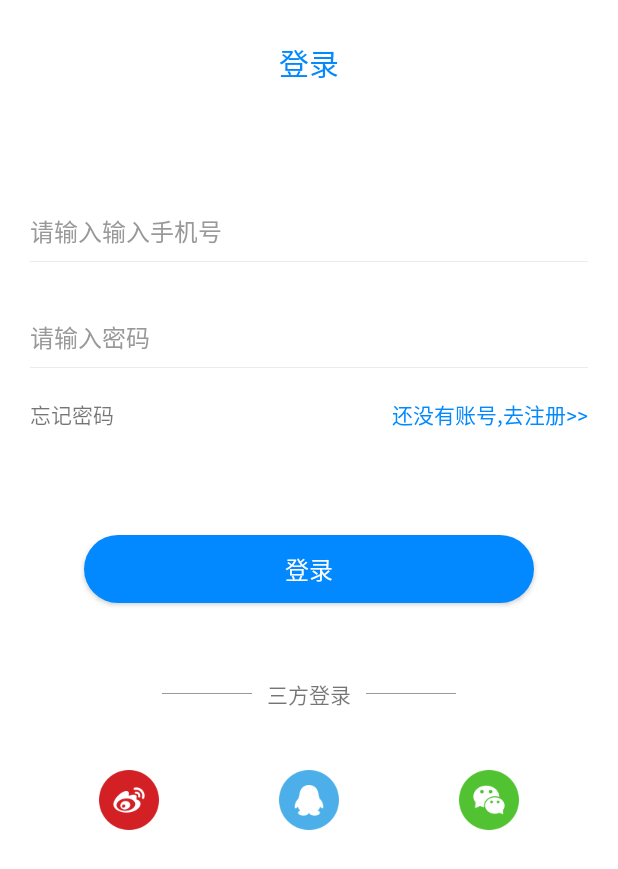
After one commit to zhuzilyy/shine, an Android app: the layout activity_login.xml on its own in the app's theme, with its tools: preview values and no code run, on a phone screen of 412 x 824 dp. The commit adds this screen. Shown: the top 869 px of the screen. Run offline under Robolectric (Android 15) with nearby library versions, the phone set to English and light mode, and no system bars; Roboto replaces fonts that are not available here.

Commit message:
2018/3/29loginActivity布局

```diff
--- a/app/src/main/AndroidManifest.xml
+++ b/app/src/main/AndroidManifest.xml
@@ -12,6 +12,12 @@
         android:supportsRtl="true"
         android:theme="@style/AppTheme">
         <activity android:name=".MainActivity">
+
+
+        </activity>
+        <activity
+            android:screenOrientation="portrait"
+            android:name=".ui.account.activity.LoginActivity">
             <intent-filter>
                 <action android:name="android.intent.action.MAIN" />
 
--- a/app/src/main/java/com/qianyi/shine/fragment/CareerFragment.java
+++ b/app/src/main/java/com/qianyi/shine/fragment/CareerFragment.java
@@ -25,7 +25,6 @@ public class CareerFragment extends BaseFragment {
 
 
     }
-
     @Override
     protected void initData() {
 
--- a/app/src/main/java/com/qianyi/shine/fragment/HomeFragment.java
+++ b/app/src/main/java/com/qianyi/shine/fragment/HomeFragment.java
@@ -54,7 +54,6 @@ class Request extends Thread {
         mCallBack = callBack;
         mHandler = new Handler(Looper.getMainLooper());
     }
-
     @Override
     public void run() {
         try {Thread.sleep(500);} catch (InterruptedException e) {}
@@ -208,6 +207,7 @@ public class HomeFragment extends BaseFragment {
                 Toast.makeText(getActivity(), "网络错误", Toast.LENGTH_LONG).show();
                 mAdapter.setEnableLoadMore(true);
                 mSwipeRefreshLayout.setRefreshing(false);
+                mAdapter.notifyDataSetChanged();
             }
         }).start();
     }
--- /dev/null
+++ b/app/src/main/java/com/qianyi/shine/ui/account/view/ClearEditText.java
@@ -0,0 +1,238 @@
+package com.qianyi.shine.ui.account.view;
+
+import android.annotation.SuppressLint;
+import android.content.Context;
+import android.graphics.drawable.Drawable;
+import android.text.Editable;
+import android.text.TextWatcher;
+import android.util.AttributeSet;
+import android.view.MotionEvent;
+import android.view.View;
+import android.view.View.OnFocusChangeListener;
+import android.view.animation.Animation;
+import android.view.animation.CycleInterpolator;
+import android.view.animation.TranslateAnimation;
+import android.widget.EditText;
+
+import com.qianyi.shine.R;
+
+
+/**
+ * ============================================================
+ * <p>
+ * 版 权 ： 沈阳夜鱼科技有限公司
+ * <p>
+ * 作 者 ： Ywp
+ * <p>
+ * 版 本 ： 2.0
+ * <p>
+ * 创建日期 ：2017.07.13 10:22
+ * <p>
+ * 描 述 ：
+ *      仿ios自定义删除按钮
+ *
+ * 修订历史 ：
+ * <p>
+ * ============================================================
+ **/
+@SuppressLint("AppCompatCustomView")
+public class ClearEditText extends EditText implements OnFocusChangeListener, TextWatcher {
+    /**
+     *
+     * 删除按钮的引用
+     */
+
+    private Drawable mClearDrawable;
+
+    /**
+     *
+     * 控件是否有焦点
+     */
+
+    private boolean hasFoucs;
+
+    public ClearEditText(Context context) {
+
+        this(context, null);
+
+    }
+
+    public ClearEditText(Context context, AttributeSet attrs) {
+
+        // 这里构造方法也很重要，不加这个很多属性不能再XML里面定义
+
+        this(context, attrs, android.R.attr.editTextStyle);
+
+    }
+
+    public ClearEditText(Context context, AttributeSet attrs, int defStyle) {
+
+        super(context, attrs, defStyle);
+
+        init();
+
+    }
+
+    private void init() {
+
+        // 获取EditText的DrawableRight,假如没有设置我们就使用默认的图片
+
+        mClearDrawable = getCompoundDrawables()[2];
+
+        if (mClearDrawable == null) {
+
+            // throw new
+            // NullPointerException("You can add drawableRight attribute in XML");
+
+            mClearDrawable = getResources().getDrawable(
+                    R.mipmap.img_login_selected_deleted);
+
+        }
+
+        mClearDrawable.setBounds(0, 0, mClearDrawable.getIntrinsicWidth(),
+                mClearDrawable.getIntrinsicHeight());
+
+        // 默认设置隐藏图标
+
+        setClearIconVisible(false);
+
+        // 设置焦点改变的监听
+
+        setOnFocusChangeListener(this);
+
+        // 设置输入框里面内容发生改变的监听
+
+        addTextChangedListener(this);
+
+    }
+
+    /**
+     *
+     * 因为我们不能直接给EditText设置点击事件，所以我们用记住我们按下的位置来模拟点击事件
+     *
+     * 当我们按下的位置 在 EditText的宽度 - 图标到控件右边的间距 - 图标的宽度 和
+     *
+     * EditText的宽度 - 图标到控件右边的间距之间我们就算点击了图标，竖直方向就没有考虑
+     */
+
+    @Override
+    public boolean onTouchEvent(MotionEvent event) {
+
+        if (event.getAction() == MotionEvent.ACTION_UP) {
+
+            if (getCompoundDrawables()[2] != null) {
+
+                boolean touchable = event.getX() > (getWidth() - getTotalPaddingRight())
+
+                        && (event.getX() < ((getWidth() - getPaddingRight())));
+
+                if (touchable) {
+
+                    this.setText("");
+
+                }
+
+            }
+
+        }
+
+        return super.onTouchEvent(event);
+
+    }
+
+    /**
+     *
+     * 当ClearEditText焦点发生变化的时候，判断里面字符串长度设置清除图标的显示与隐藏
+     */
+
+    @Override
+    public void onFocusChange(View v, boolean hasFocus) {
+
+        this.hasFoucs = hasFocus;
+
+        if (hasFocus) {
+
+            setClearIconVisible(getText().length() > 0);
+
+        } else {
+
+            setClearIconVisible(false);
+
+        }
+
+    }
+
+    /**
+     *
+     * 设置清除图标的显示与隐藏，调用setCompoundDrawables为EditText绘制上去
+     *
+     * @param visible
+     */
+
+    public void setClearIconVisible(boolean visible) {
+
+        Drawable right = visible ? mClearDrawable : null;
+
+        setCompoundDrawables(getCompoundDrawables()[0], getCompoundDrawables()[1], right, getCompoundDrawables()[3]);
+
+    }
+
+    /**
+     *
+     * 当输入框里面内容发生变化的时候回调的方法
+     */
+
+    @Override
+    public void onTextChanged(CharSequence s, int start, int count, int after) {
+
+        if (hasFoucs) {
+
+            setClearIconVisible(s.length() > 0);
+
+        }
+
+    }
+
+    @Override
+    public void beforeTextChanged(CharSequence s, int start, int count, int after) {
+
+    }
+
+    @Override
+    public void afterTextChanged(Editable s) {
+
+    }
+
+    /**
+     *
+     * 设置晃动动画
+     */
+
+    public void setShakeAnimation() {
+
+        this.setAnimation(shakeAnimation(5));
+
+    }
+
+    /**
+     *
+     * 晃动动画
+     *
+     * @param counts
+     *            1秒钟晃动多少下
+     *
+     * @return
+     */
+
+    public static Animation shakeAnimation(int counts) {
+
+        Animation translateAnimation = new TranslateAnimation(0, 10, 0, 0);
+
+        translateAnimation.setInterpolator(new CycleInterpolator(counts));
+
+        translateAnimation.setDuration(1000);
+
+        return translateAnimation;
+
+    }
+}
--- /dev/null
+++ b/app/src/main/res/drawable/bg_login.xml
@@ -0,0 +1,5 @@
+<?xml version="1.0" encoding="utf-8"?>
+<shape xmlns:android="http://schemas.android.com/apk/res/android">
+    <corners android:radius="50dp"/>
+    <solid android:color="@color/main_blue"/>
+</shape>
--- /dev/null
+++ b/app/src/main/res/layout/activity_login.xml
@@ -0,0 +1,158 @@
+<?xml version="1.0" encoding="utf-8"?>
+<LinearLayout
+    android:focusable="true"
+    android:focusableInTouchMode="true"
+    android:background="#ffffff"
+    android:orientation="vertical"
+    xmlns:android="http://schemas.android.com/apk/res/android"
+    android:layout_width="match_parent"
+    android:layout_height="match_parent">
+    <LinearLayout
+        android:layout_marginTop="20dp"
+        android:gravity="center"
+        android:layout_width="match_parent"
+        android:layout_height="44dp">
+        <TextView
+            android:textColor="@color/main_blue"
+            android:textSize="20sp"
+            android:text="登录"
+            android:layout_width="wrap_content"
+            android:layout_height="wrap_content" />
+    </LinearLayout>
+    <com.qianyi.shine.ui.account.view.ClearEditText
+        android:maxLength="11"
+        android:singleLine="true"
+        android:layout_marginTop="70dp"
+        android:id="@+id/et_userName"
+        android:layout_width="match_parent"
+        android:layout_height="40dp"
+        android:hint="请输入输入手机号"
+        android:inputType="number"
+        android:textSize="16sp"
+        android:textColorHint="@color/gray"
+        android:background="@null"
+        android:textCursorDrawable="@null"
+        android:layout_marginLeft="20dp"
+        android:layout_marginRight="20dp"
+        />
+    <View
+        android:background="#ececec"
+        android:layout_marginRight="20dp"
+        android:layout_marginLeft="20dp"
+        android:layout_width="match_parent"
+        android:layout_height="0.5dp"/>
+    <!--密码-->
+    <com.qianyi.shine.ui.account.view.ClearEditText
+        android:singleLine="true"
+        android:layout_marginTop="30dp"
+        android:id="@+id/et_pwd"
+        android:layout_width="match_parent"
+        android:layout_height="40dp"
+        android:hint="请输入密码"
+        android:textSize="16sp"
+        android:textColorHint="@color/gray"
+        android:background="@null"
+        android:textCursorDrawable="@null"
+        android:layout_marginLeft="20dp"
+        android:layout_marginRight="20dp"
+        />
+    <View
+        android:background="#ececec"
+        android:layout_marginRight="20dp"
+        android:layout_marginLeft="20dp"
+        android:layout_width="match_parent"
+        android:layout_height="0.5dp"/>
+    <!--忘记密码-->
+    <RelativeLayout
+        android:layout_marginTop="20dp"
+        android:layout_marginRight="20dp"
+        android:layout_marginLeft="20dp"
+        android:layout_width="match_parent"
+        android:layout_height="wrap_content">
+        <TextView
+            android:textSize="14sp"
+            android:text="忘记密码"
+            android:layout_width="wrap_content"
+            android:layout_height="wrap_content" />
+        <TextView
+            android:textColor="@color/main_blue"
+            android:layout_alignParentRight="true"
+            android:textSize="14sp"
+            android:text="还没有账号,去注册>>"
+            android:layout_width="wrap_content"
+            android:layout_height="wrap_content" />
+    </RelativeLayout>
+
+    <Button
+        android:id="@+id/btn_login"
+        android:textSize="16sp"
+        android:textColor="#fff"
+        android:background="@drawable/bg_login"
+        android:layout_marginTop="70dp"
+        android:layout_gravity="center_horizontal"
+        android:text="登录"
+        android:layout_width="300dp"
+        android:layout_height="45dp" />
+    <!--三方登录-->
+    <RelativeLayout
+        android:layout_marginTop="50dp"
+        android:layout_width="match_parent"
+        android:layout_height="wrap_content">
+        <TextView
+            android:id="@+id/tv_thirdLogin"
+            android:layout_centerInParent="true"
+            android:textSize="14sp"
+            android:text="三方登录"
+            android:layout_width="wrap_content"
+            android:layout_height="wrap_content" />
+        <View
+            android:layout_marginRight="10dp"
+            android:background="@color/gray"
+            android:layout_centerVertical="true"
+            android:layout_toLeftOf="@+id/tv_thirdLogin"
+            android:layout_width="60dp"
+            android:layout_height="0.5dp"/>
+        <View
+            android:layout_marginLeft="10dp"
+            android:background="@color/gray"
+            android:layout_centerVertical="true"
+            android:layout_toRightOf="@+id/tv_thirdLogin"
+            android:layout_width="60dp"
+            android:layout_height="0.5dp"/>
+    </RelativeLayout>
+
+    <!--三方登录的logo-->
+    <RelativeLayout
+        android:layout_marginTop="40dp"
+        android:layout_width="match_parent"
+        android:layout_height="wrap_content">
+        <ImageView
+            android:layout_marginRight="80dp"
+            android:layout_toLeftOf="@+id/iv_login_qq"
+            android:layout_centerVertical="true"
+            android:id="@+id/iv_login_weibo"
+            android:layout_centerInParent="true"
+            android:src="@mipmap/login_weibo"
+            android:layout_width="wrap_content"
+            android:layout_height="wrap_content" />
+        <ImageView
+            android:id="@+id/iv_login_qq"
+            android:layout_centerInParent="true"
+            android:src="@mipmap/login_qq"
+            android:layout_width="wrap_content"
+            android:layout_height="wrap_content" />
+        <ImageView
+            android:layout_marginLeft="80dp"
+            android:layout_centerVertical="true"
+            android:layout_toRightOf="@+id/iv_login_qq"
+            android:id="@+id/iv_login_wechat"
+            android:layout_centerInParent="true"
+            android:src="@mipmap/login_wechat"
+            android:layout_width="wrap_content"
+            android:layout_height="wrap_content" />
+
+    </RelativeLayout>
+
+
+
+</LinearLayout>
```
Also changed, not shown: app/src/main/java/com/qianyi/shine/base/BaseActivity.java (+6 -3 lines), app/src/main/java/com/qianyi/shine/ui/account/activity/LoginActivity.java (added, +88 -0 lines), app/src/main/java/com/qianyi/shine/ui/account/adapter/A.java (added, +8 -0 lines), app/src/main/java/com/qianyi/shine/ui/account/bean/A.java (added, +8 -0 lines), app/src/main/java/com/qianyi/shine/ui/account/ui/LoginActivity.java (deleted, +0 -31 lines), app/src/main/java/com/qianyi/shine/ui/mine/adapter/A.java (added, +8 -0 lines), app/src/main/java/com/qianyi/shine/ui/mine/bean/A.java (added, +8 -0 lines), app/src/main/java/com/qianyi/shine/ui/mine/ui/SettingActivity.java (+2 -27 lines), app/src/main/java/com/qianyi/shine/ui/mine/view/A.java (added, +8 -0 lines), app/src/main/res/mipmap-xhdpi/img_login_selected_deleted.png (added), app/src/main/res/mipmap-xhdpi/login_qq.png (added), app/src/main/res/mipmap-xhdpi/login_wechat.png (added), app/src/main/res/mipmap-xhdpi/login_weibo.png (added).
